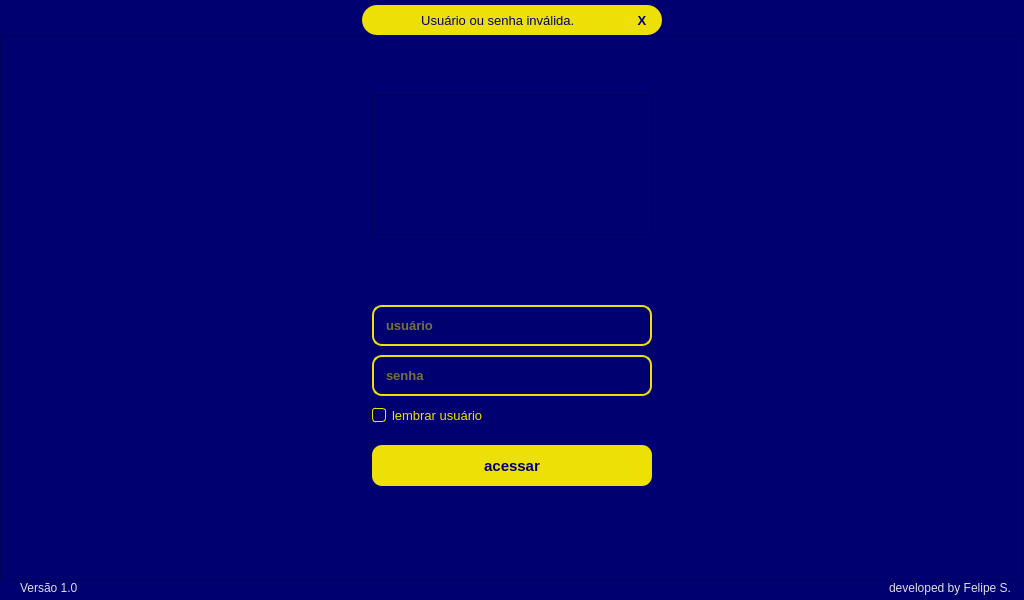
felipesme/PROJETO_FINAL, file gui/Qt_gui/login.ui: the form before one commit.
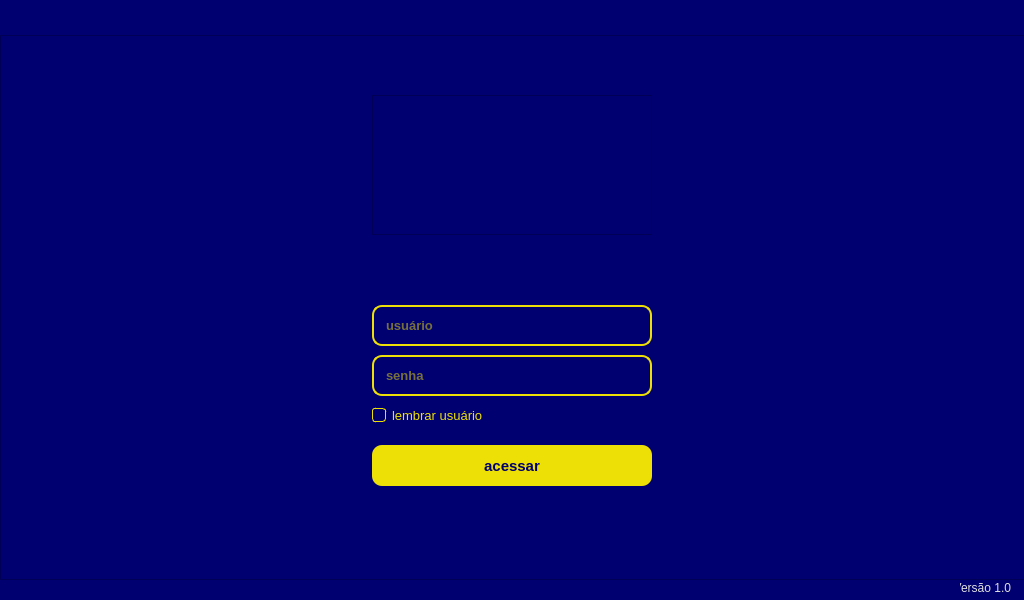
The form after the commit. Icons and pictures are not drawn.

Commit message: Alterações no layout

Patch:
```diff
--- a/gui/Qt_gui/login.ui
+++ b/gui/Qt_gui/login.ui
@@ -82,102 +82,6 @@
        <property name="bottomMargin">
         <number>0</number>
        </property>
-       <item>
-        <widget class="QFrame" name="frame_error">
-         <property name="minimumSize">
-          <size>
-           <width>300</width>
-           <height>0</height>
-          </size>
-         </property>
-         <property name="maximumSize">
-          <size>
-           <width>300</width>
-           <height>16777215</height>
-          </size>
-         </property>
-         <property name="styleSheet">
-          <string notr="true">background-color: #ede007;
-border-radius: 15px;
-
-</string>
-         </property>
-         <property name="frameShape">
-          <enum>QFrame::StyledPanel</enum>
-         </property>
-         <property name="frameShadow">
-          <enum>QFrame::Raised</enum>
-         </property>
-         <layout class="QHBoxLayout" name="horizontalLayout_3">
-          <property name="spacing">
-           <number>5</number>
-          </property>
-          <property name="leftMargin">
-           <number>10</number>
-          </property>
-          <property name="topMargin">
-           <number>5</number>
-          </property>
-          <property name="rightMargin">
-           <number>10</number>
-          </property>
-          <property name="bottomMargin">
-           <number>5</number>
-          </property>
-          <item>
-           <widget class="QLabel" name="error">
-            <property name="font">
-             <font>
-              <pointsize>10</pointsize>
-              <bold>false</bold>
-             </font>
-            </property>
-            <property name="styleSheet">
-             <string notr="true">color: rgb(0, 0, 112);</string>
-            </property>
-            <property name="text">
-             <string>Usuário ou senha inválida. </string>
-            </property>
-            <property name="alignment">
-             <set>Qt::AlignCenter</set>
-            </property>
-           </widget>
-          </item>
-          <item>
-           <widget class="QPushButton" name="buttom_error">
-            <property name="maximumSize">
-             <size>
-              <width>20</width>
-              <height>20</height>
-             </size>
-            </property>
-            <property name="font">
-             <font>
-              <pointsize>10</pointsize>
-              <bold>true</bold>
-             </font>
-            </property>
-            <property name="styleSheet">
-             <string notr="true">QPushButton {
-	border-radius: 5px;
-	color: rgb(0, 0, 112);
-}
-QPushButton:hover {
-	background-color: rgb(0, 0, 112);
-	color: rgb(223, 223, 223);
-}
-QPushButton:pressed {
-	background-color: rgb(53, 83, 213);
-}</string>
-            </property>
-            <property name="text">
-             <string>X</string>
-            </property>
-           </widget>
-          </item>
-         </layout>
-        </widget>
-       </item>
       </layout>
      </widget>
     </item>
@@ -420,9 +324,9 @@
       <widget class="QLabel" name="label">
        <property name="geometry">
         <rect>
-         <x>870</x>
+         <x>960</x>
          <y>-2</y>
-         <width>141</width>
+         <width>51</width>
          <height>20</height>
         </rect>
        </property>
@@ -437,35 +341,12 @@
         <string notr="true">color: rgb(223, 223, 223);</string>
        </property>
        <property name="text">
-        <string>developed by Felipe S.</string>
+        <string>Versão 1.0</string>
        </property>
        <property name="alignment">
         <set>Qt::AlignRight|Qt::AlignTrailing|Qt::AlignVCenter</set>
        </property>
       </widget>
-      <widget class="QLabel" name="label_2">
-       <property name="geometry">
-        <rect>
-         <x>20</x>
-         <y>-2</y>
-         <width>61</width>
-         <height>20</height>
-        </rect>
-       </property>
-       <property name="font">
-        <font>
-         <pointsize>9</pointsize>
-         <italic>false</italic>
-         <bold>false</bold>
-        </font>
-       </property>
-       <property name="styleSheet">
-        <string notr="true">color: rgb(223, 223, 223);</string>
-       </property>
-       <property name="text">
-        <string>Versão 1.0</string>
-       </property>
-      </widget>
      </widget>
     </item>
    </layout>
```
The commit also changes 1 other file.
